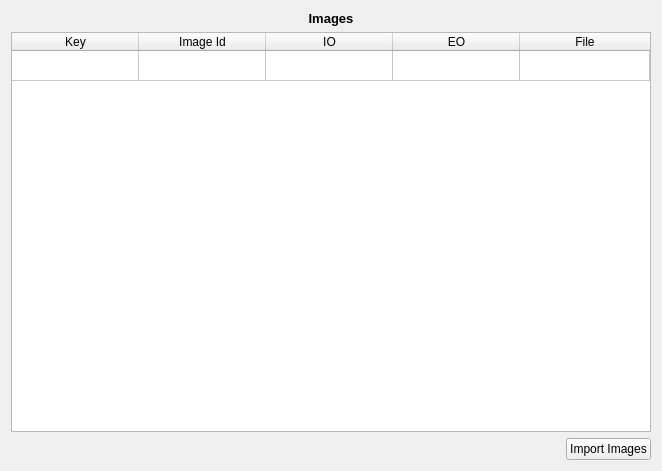
Qt form qt/formDisplay/ImagesLayout.ui (hildermesmedeiros/E-foto-trunk-435) before a commit.
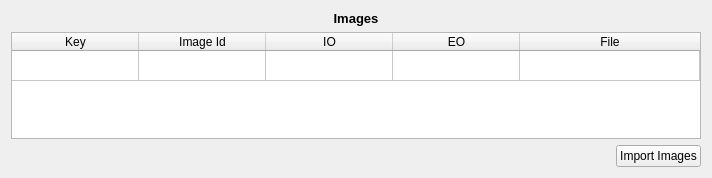
The same form after that commit.

Diff of the .ui file:
```diff
--- a/qt/formDisplay/ImagesLayout.ui
+++ b/qt/formDisplay/ImagesLayout.ui
@@ -6,8 +6,8 @@
    <rect>
     <x>0</x>
     <y>0</y>
-    <width>662</width>
-    <height>471</height>
+    <width>712</width>
+    <height>178</height>
    </rect>
   </property>
   <property name="sizePolicy">
@@ -45,6 +45,9 @@
        <height>0</height>
       </size>
      </property>
+     <property name="layoutDirection">
+      <enum>Qt::LeftToRight</enum>
+     </property>
      <property name="verticalScrollBarPolicy">
       <enum>Qt::ScrollBarAlwaysOff</enum>
      </property>
@@ -134,8 +137,11 @@
       </property>
      </item>
      <item row="0" column="2">
+      <property name="text">
+       <string/>
+      </property>
       <property name="textAlignment">
-       <set>AlignHCenter|AlignVCenter|AlignCenter</set>
+       <set>AlignJustify|AlignVCenter</set>
       </property>
      </item>
     </widget>
```
Left out of the diff: 4 changed lines with no effect on the pictures.
